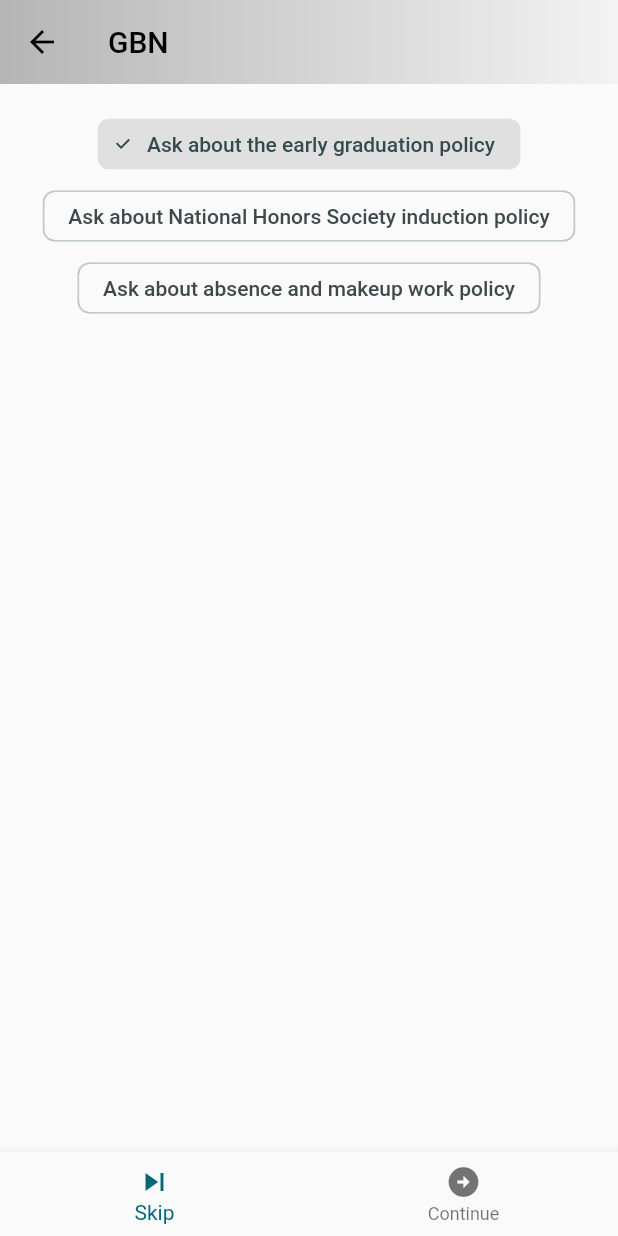
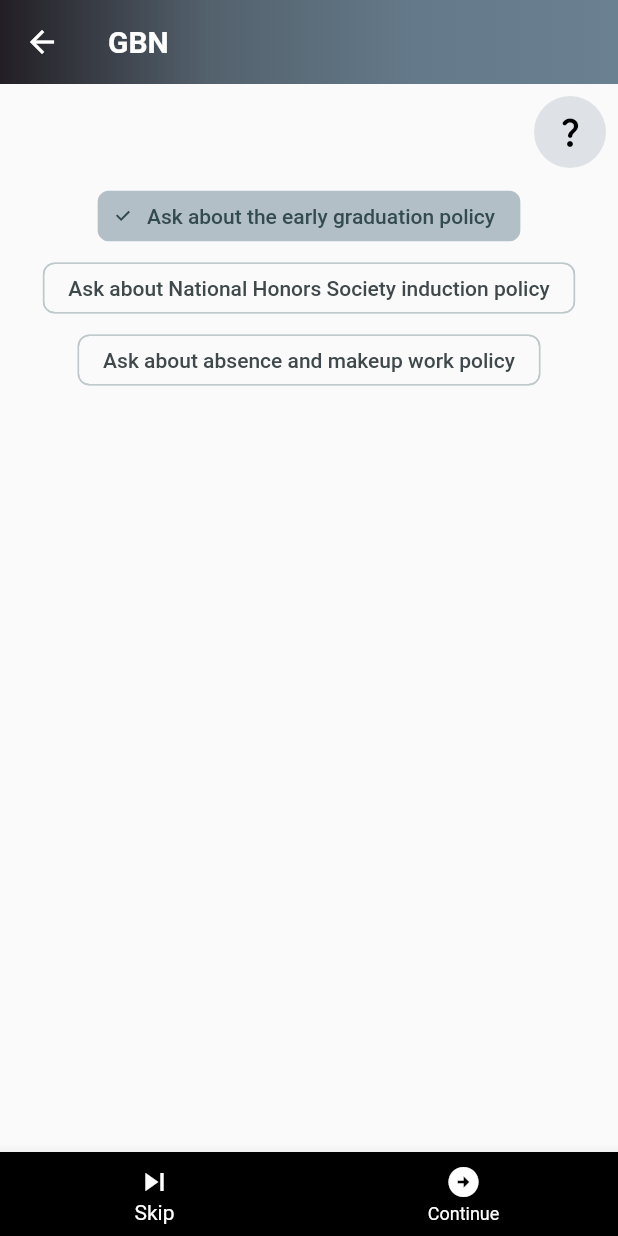
Before and after one commit to kristellewidjaja/smart_wiki_mobile, a Flutter app: the screen it shows after launch, after a tap on "GBN", on a phone screen of 412 x 824 dp. Run offline on Flutter 3.47's test engine with Material 2 defaults, Android fonts, the phone set to English and light mode, and no system bars; our stand-ins replace file_picker, flutter_chat_types, flutter_chat_ui, image_picker, open_filex; network calls fail.

Commit message:
Added more UI elements: Changed app bar color Added a help button

```diff
--- a/lib/default_questions_page.dart
+++ b/lib/default_questions_page.dart
@@ -24,37 +24,129 @@ class _DefaultQuestionsPageState extends State<DefaultQuestionsPage> {
           decoration: const BoxDecoration(
             gradient: LinearGradient(
               colors: [
-                Color.fromARGB(255, 181, 181, 181),
-                Color.fromARGB(255, 201, 202, 201),
-                Color.fromARGB(255, 222, 222, 222),
-                Color.fromARGB(255, 242, 243, 242),
+                Color.fromARGB(255, 34, 30, 36),
+                Color.fromARGB(255, 83, 97, 108),
+                Color.fromARGB(255, 100, 121, 137),
+                Color.fromARGB(255, 106, 129, 146),
               ],
             ),
           ),
         ),
         title: Text(
           widget.knowledgeBase.title,
-          style: const TextStyle(color: Colors.black),
+          style:
+              const TextStyle(color: Colors.white, fontWeight: FontWeight.bold),
         ),
-        iconTheme: const IconThemeData(color: Colors.black),
+        iconTheme: const IconThemeData(color: Colors.white),
       ),
-      body: Padding(
-        padding: const EdgeInsets.all(16.0),
-        child: ListView(
-          children: _buildDefaultQuestionChips(),
-        ),
+      body: Column(
+        children: [
+          Row(
+            mainAxisAlignment: MainAxisAlignment.end,
+            children: [
+              // Container(
+              //   color: const Color.fromARGB(255, 106, 129, 146),
+              //   child: const Padding(
+              //     padding: EdgeInsets.all(16.0),
+              //     child: Text(
+              //       'Select a default question',
+              //       style: TextStyle(
+              //         color: Colors.white,
+              //         fontSize: 20,
+              //         fontWeight: FontWeight.bold,
+              //       ),
+              //     ),
+              //   ),
+              // ),
+              Padding(
+                padding: const EdgeInsets.all(8.0),
+                child: Ink(
+                  decoration: const ShapeDecoration(
+                    color: Color.fromARGB(50, 106, 129, 146),
+                    shape: CircleBorder(),
+                  ),
+                  child: IconButton(
+                      onPressed: () => showDialog(
+                            context: context,
+                            builder: (context) => AlertDialog(
+                              title: const Text('Help'),
+                              content: const Text(
+                                  'Tap skip to ask your own questions or select one of the default questions below and tap continue'),
+                              actions: [
+                                TextButton(
+                                  onPressed: () => Navigator.pop(context, 'OK'),
+                                  child: const Text('Close'),
+                                ),
+                              ],
+                            ),
+                          ),
+                      icon: const Icon(
+                        Icons.question_mark_rounded,
+                        color: Colors.black,
+                      )),
+                ),
+              ),
+              // ElevatedButton(
+              //   onPressed: () => showDialog(
+              //     context: context,
+              //     builder: (context) => AlertDialog(
+              //       title: const Text('Help'),
+              //       content:
+              //           const Text('Select a default question to continue'),
+              //       actions: [
+              //         TextButton(
+              //           onPressed: () => Navigator.pop(context, 'Cancel'),
+              //           child: const Text('Cancel'),
+              //         ),
+              //         TextButton(
+              //           onPressed: () => Navigator.pop(context, 'OK'),
+              //           child: const Text('OK'),
+              //         ),
+              //       ],
+              //     ),
+              //   ),
+              //   style: ElevatedButton.styleFrom(
+              //     fixedSize: const Size(50, 50),
+              //     shape: const CircleBorder(),
+              //   ),
+              //   child: const Icon(
+              //     Icons.question_mark,
+              //     color: Colors.black,
+              //   ),
+              // )
+            ],
+          ),
+          Expanded(
+            child: ListView(
+              children: _buildDefaultQuestionChips(),
+            ),
+          ),
+        ],
       ),
+
+      // Padding(
+      //   padding: const EdgeInsets.all(16.0),
+      //   child: ListView(
+      //     children: _buildDefaultQuestionChips(),
+      //   ),
+      // ),
       bottomNavigationBar: BottomNavigationBar(
+        type: BottomNavigationBarType.fixed, // Fixed
+        backgroundColor: Colors.black, // <-- This works for fixed
+        selectedItemColor: Colors.white,
+        unselectedItemColor: Colors.white,
         currentIndex: 0,
         items: const [
           BottomNavigationBarItem(
             icon: Icon(Icons.skip_next),
             label: 'Skip',
+
             // backgroundColor: Colors.deepPurple,
           ),
           BottomNavigationBarItem(
             icon: Icon(Icons.arrow_circle_right),
             label: 'Continue',
+
             // backgroundColor: Colors.deepPurple,
           ),
         ],
@@ -89,7 +181,7 @@ class _DefaultQuestionsPageState extends State<DefaultQuestionsPage> {
       widget.knowledgeBase.defaultQuestions.length,
       (index) => ChoiceChip(
         label: Text(widget.knowledgeBase.defaultQuestions[index].displayText),
-        selectedColor: Colors.grey[300],
+        selectedColor: const Color.fromARGB(125, 106, 129, 146),
         selected: _selectedDefaultQuestionIndex == index,
         onSelected: (selected) {
           setState(
--- a/lib/main_page.dart
+++ b/lib/main_page.dart
@@ -32,19 +32,19 @@ class _MainPageState extends State<MainPage> {
           decoration: const BoxDecoration(
             gradient: LinearGradient(
               colors: [
-                Color.fromARGB(255, 181, 181, 181),
-                Color.fromARGB(255, 201, 202, 201),
-                Color.fromARGB(255, 222, 222, 222),
-                Color.fromARGB(255, 242, 243, 242),
+                Color.fromARGB(255, 34, 30, 36),
+                Color.fromARGB(255, 83, 97, 108),
+                Color.fromARGB(255, 100, 121, 137),
+                Color.fromARGB(255, 106, 129, 146),
               ],
             ),
           ),
         ),
         title: const Text(
           'Smart Wiki',
-          style: TextStyle(color: Colors.black, fontWeight: FontWeight.bold),
+          style: TextStyle(color: Colors.white, fontWeight: FontWeight.bold),
         ),
-        iconTheme: const IconThemeData(color: Colors.black),
+        iconTheme: const IconThemeData(color: Colors.white),
       ),
       body: Column(
         crossAxisAlignment: CrossAxisAlignment.start,
```
Also changed, not shown: lib/components/appbar.dart (+7 -7 lines).
